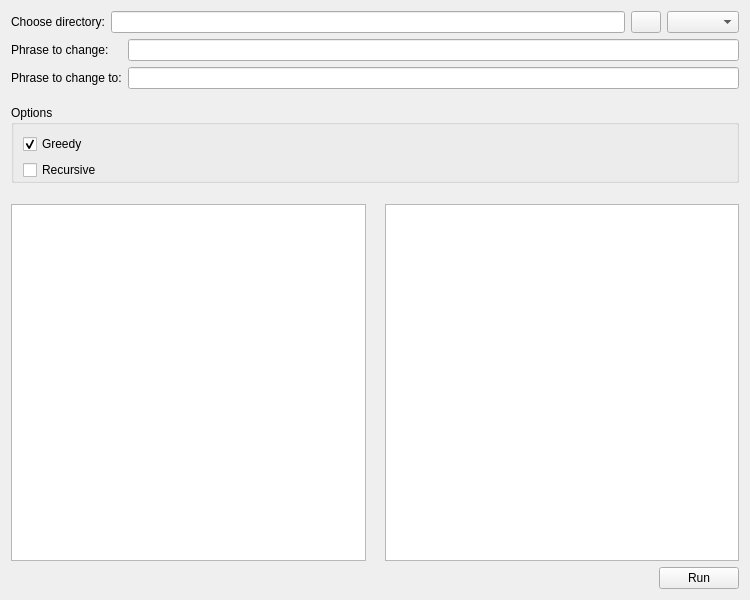
Qt form rename.ui (june3474/rename) before a commit.
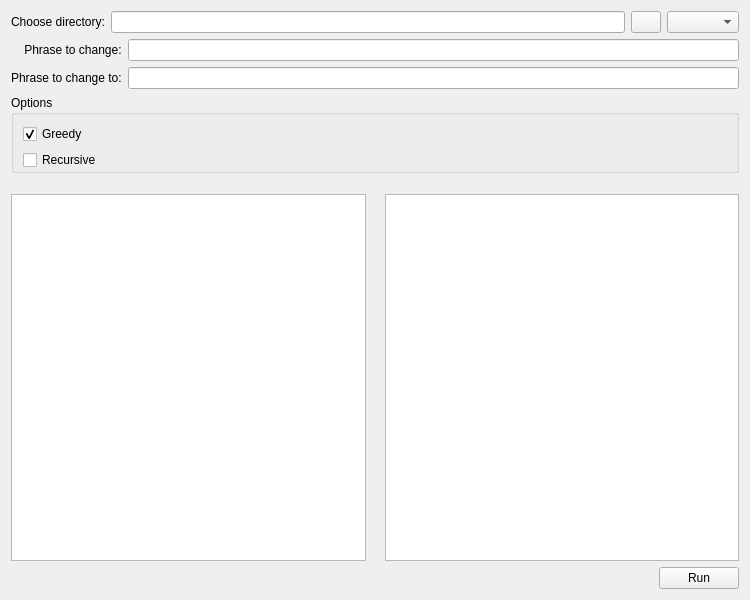
The same form after that commit. Icons and pictures are not drawn. Custom widgets are drawn as their Qt base class.

```diff
--- a/rename.ui
+++ b/rename.ui
@@ -74,33 +74,34 @@
     </layout>
    </item>
    <item>
-    <layout class="QFormLayout" name="Phrase">
-     <property name="bottomMargin">
-      <number>10</number>
-     </property>
-     <item row="0" column="1">
+    <layout class="QHBoxLayout" name="horizontalLayout_3">
+     <item>
+      <widget class="QLabel" name="lblPhraseToChange">
+       <property name="layoutDirection">
+        <enum>Qt::RightToLeft</enum>
+       </property>
+       <property name="text">
+        <string>    Phrase to change:</string>
+       </property>
+      </widget>
+     </item>
+     <item>
       <widget class="MyLineEdit" name="lineEditOld"/>
      </item>
-     <item row="1" column="0">
+    </layout>
+   </item>
+   <item>
+    <layout class="QHBoxLayout" name="horizontalLayout_4">
+     <item>
       <widget class="QLabel" name="lblPhraseToChangeTo">
        <property name="text">
         <string>Phrase to change to:</string>
        </property>
       </widget>
      </item>
-     <item row="1" column="1">
+     <item>
       <widget class="MyLineEdit" name="lineEditNew"/>
      </item>
-     <item row="0" column="0">
-      <widget class="QLabel" name="lblPhraseToChange">
-       <property name="layoutDirection">
-        <enum>Qt::RightToLeft</enum>
-       </property>
-       <property name="text">
-        <string>Phrase to change:</string>
-       </property>
-      </widget>
-     </item>
     </layout>
    </item>
    <item>
```
